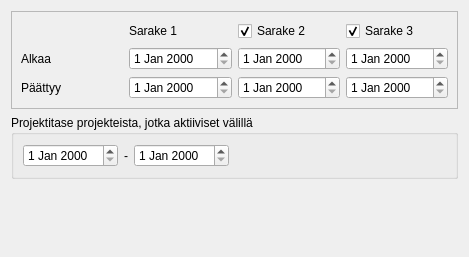
First picture: the form in kitupiikki/raportti/muokattavaraportti.ui, repository artoh/kitupiikki, before the edit.
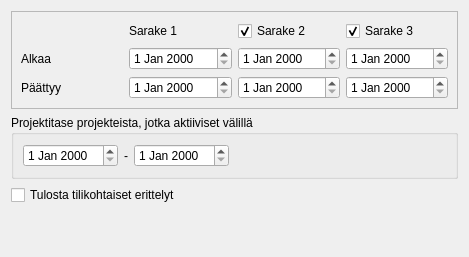
Second picture: the form after the edit.

```diff
--- a/kitupiikki/raportti/muokattavaraportti.ui
+++ b/kitupiikki/raportti/muokattavaraportti.ui
@@ -142,6 +142,13 @@
      </layout>
     </widget>
    </item>
+   <item>
+    <widget class="QCheckBox" name="erittelyCheck">
+     <property name="text">
+      <string>Tulosta tilikohtaiset erittelyt</string>
+     </property>
+    </widget>
+   </item>
    <item>
     <spacer name="verticalSpacer">
      <property name="orientation">
```
